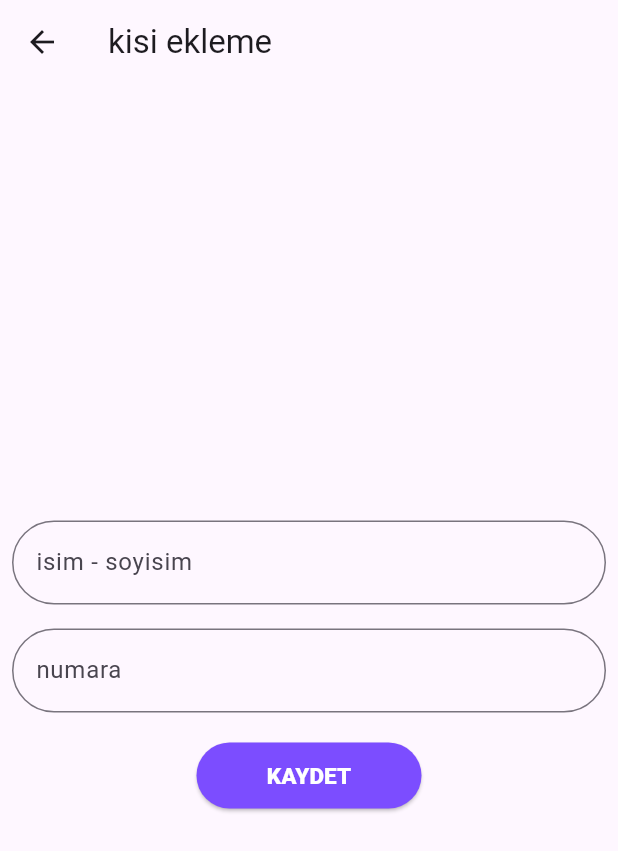
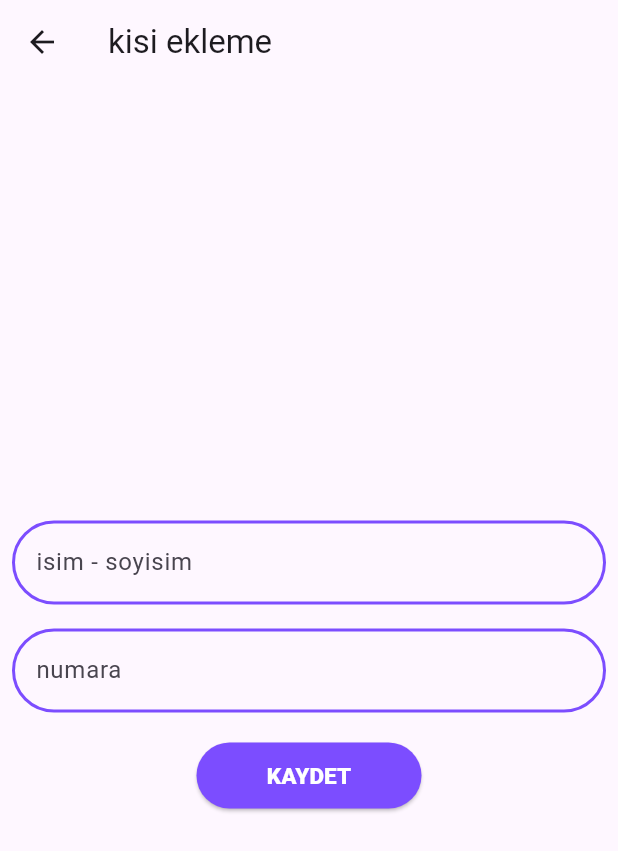
Before and after one commit to omerfi66/Rehberim, a Flutter app: the screen it shows after launch, after a tap on the "group add" icon, on a phone screen of 412 x 824 dp. Shown: the top 851 px of the screen. Run offline on Flutter 3.47's test engine with Material 3 defaults, Android fonts, the light colour scheme and no system bars; our stand-ins replace contacts_service, flutter_bloc, hive, hive_flutter; missing offline and left inert: alphabet_slider; accounts and stored records are empty.

Commit message:
Theme edits have been made

```diff
--- a/lib/main.dart
+++ b/lib/main.dart
@@ -27,7 +27,7 @@ class MyApp extends StatelessWidget {
         ],
         child: const MaterialApp(
           debugShowCheckedModeBanner: false,
-          title: 'flutter bloc instance',
+          title: 'Rehberim',
           home: HomeEkran(),
         ));
   }
--- a/lib/view/home_ekrani.dart
+++ b/lib/view/home_ekrani.dart
@@ -1,3 +1,4 @@
+import 'package:alphabet_slider/alphabet_slider.dart';
 import 'package:bloccc/cubit/get_user_cubit.dart';
 import 'package:bloccc/model/user_model3.dart';
 import 'package:contacts_service/contacts_service.dart';
@@ -58,7 +59,10 @@ class _HomeEkranState extends State<HomeEkran> {
         ),
         body: RefreshIndicator(
           onRefresh: () async {
+            //context.read<GetUserCubit>().getAllUsers();
+            _getContacts().then((_) {
               context.read<GetUserCubit>().getAllUsers();
+            });
           },
           child: Center(
             child: BlocBuilder<GetUserCubit, List<UserModel3>>(
@@ -67,12 +71,15 @@ class _HomeEkranState extends State<HomeEkran> {
                     .toLowerCase()
                     .compareTo(b.userName.toLowerCase()));
                 if (state.isNotEmpty) {
-                  return ListView.builder(
+                  return Stack(
+                    alignment: Alignment.centerRight,
+                    children: [
+                      ListView.builder(
                         itemCount: state.length,
                         itemBuilder: (context, index) {
                           UserModel3 item = state[index];
                           return Padding(
-                        padding: const EdgeInsets.only(right: 8, left: 8),
+                            padding: const EdgeInsets.only(right: 28, left: 8),
                             child: Card(
                               elevation: 3,
                               shape: RoundedRectangleBorder(
@@ -96,7 +103,8 @@ class _HomeEkranState extends State<HomeEkran> {
                                 title: Text(
                                   item.userName,
                                   style: const TextStyle(
-                                  fontWeight: FontWeight.bold, fontSize: 18),
+                                      fontWeight: FontWeight.bold,
+                                      fontSize: 18),
                                 ),
                                 subtitle: Text('-${item.userNumber}'),
                                 trailing: const Icon(
@@ -107,6 +115,13 @@ class _HomeEkranState extends State<HomeEkran> {
                             ),
                           );
                         },
+                      ),
+                      AlphabetSlider(
+                        onLetterSelect: _onLetterSelect,
+                        textColor: Colors.deepPurpleAccent,
+                        fontSize: 12,
+                      )
+                    ],
                   );
                 } else {
                   return const Text('Goruntulenecek kisi yok');
@@ -133,4 +148,15 @@ class _HomeEkranState extends State<HomeEkran> {
           ),
         ));
   }
+
+  void _onLetterSelect(String letter) {
+    final List<UserModel3> users = context.read<GetUserCubit>().state;
+    final index = users.indexWhere(
+        (user) => user.userName.toLowerCase().startsWith(letter.toLowerCase()));
+    if (index != -1) {
+      final ScrollController controller = PrimaryScrollController.of(context);
+      const double itemExtent = 80; // ListTile height
+      controller.jumpTo(index * itemExtent);
     }
+  }
+}
--- a/lib/widget/textfieldlar.dart
+++ b/lib/widget/textfieldlar.dart
@@ -22,8 +22,21 @@ class TextFieldlar extends StatelessWidget {
         decoration: InputDecoration(
           border: OutlineInputBorder(
             borderRadius: BorderRadius.circular(30.0),
-
-            //borderSide: const BorderSide(),
+            borderSide: const BorderSide(
+                color: Colors.deepPurpleAccent,
+                width: 1.0), // Border color and thickness
+          ),
+          focusedBorder: OutlineInputBorder(
+            borderRadius: BorderRadius.circular(30.0),
+            borderSide: const BorderSide(
+                color: Colors.deepPurpleAccent,
+                width: 2.0), // Focused border color and thickness
+          ),
+          enabledBorder: OutlineInputBorder(
+            borderRadius: BorderRadius.circular(30.0),
+            borderSide: const BorderSide(
+                color: Colors.deepPurpleAccent,
+                width: 2.0), // Enabled border color and thickness
           ),
           label: Text(label),
         ),
--- a/pubspec.yaml
+++ b/pubspec.yaml
@@ -45,6 +45,7 @@ dependencies:
   equatable: ^2.0.5
   contacts_service: ^0.6.3
   permission_handler: ^11.3.0
+  alphabet_slider: ^1.0.4
 
 
 
```
Also changed, not shown: pubspec.lock. Lines whose indentation alone changed are shown as unchanged.
